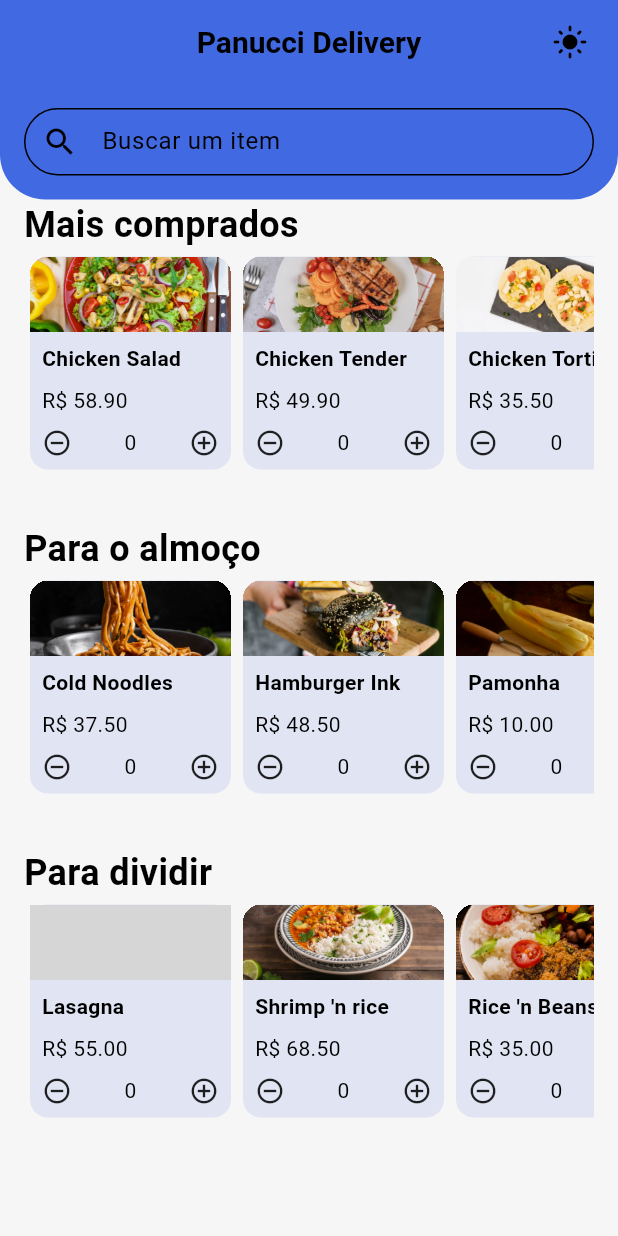
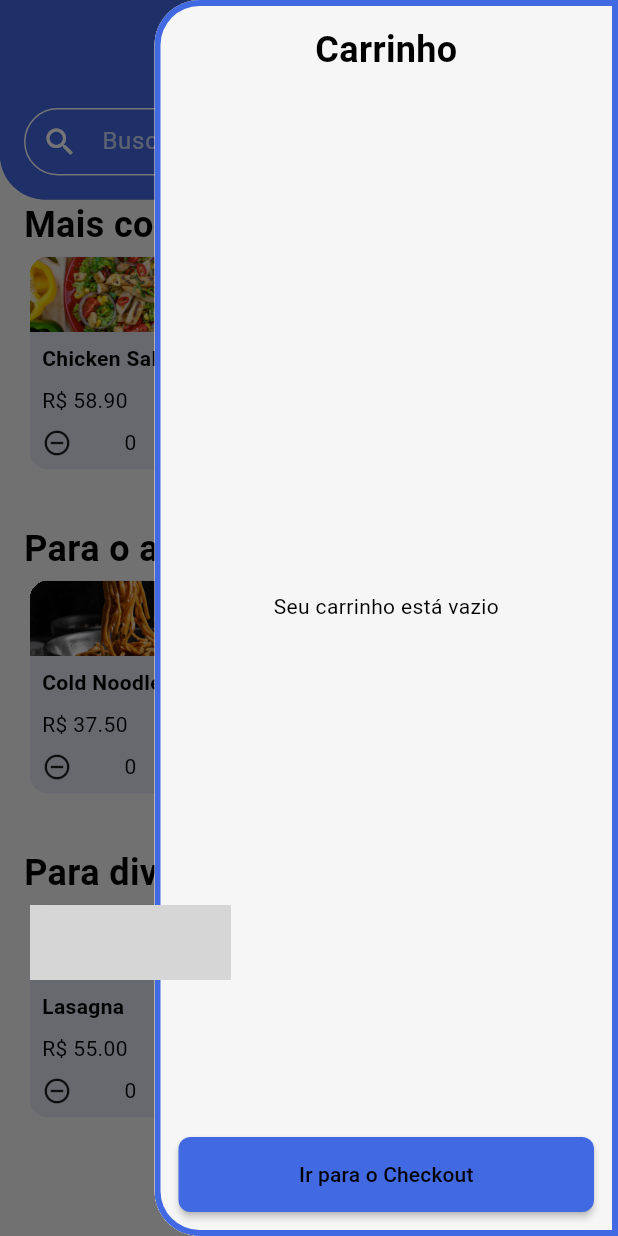
Before and after one commit to vinicius00franco/flutter-estado-mobx, a Flutter app: the screen it shows after launch, with the side drawer open (before the commit the screen has no drawer), on a phone screen of 412 x 824 dp. Run offline on Flutter 3.47's test engine with Material 3 defaults, Android fonts, the phone set to English and light mode, and no system bars; our stand-ins replace flutter_mobx, mobx; generated files the repository leaves out were written again; grey boxes are pictures that could not be loaded.

Commit message:
Update item model to include quantity and enhance search input styling

```diff
--- a/lib/cardapio.dart
+++ b/lib/cardapio.dart
@@ -2,19 +2,19 @@ import 'package:panucci_delivery/models/item.dart';
 
 const String _imageInitialPath = "assets/images";
 const List<Item> todosOsItems = <Item>[
-  Item("Chicken Salad", "mais comprados" ,58.90 ,"$_imageInitialPath/chicken-salad.png",),
-  Item("Chicken Tender", "mais comprados", 49.90, "$_imageInitialPath/chicken-tender.png"),
-  Item("Cold Noodles", "para o almoço", 37.50, "$_imageInitialPath/cold-noodles.png"),
-  Item("Hamburger Ink", "para o almoço", 48.50, "$_imageInitialPath/hamburger-ink.png"),
-  Item("Lasagna", "para dividir", 55.00, "$_imageInitialPath/lasagna-bolognese.jpg"),
-  Item("Shrimp 'n rice", "para dividir", 68.50, "$_imageInitialPath/shrimp-n-rice.png"),
-  Item("Chicken Tortilla", "mais comprados", 35.50, "$_imageInitialPath/chicken-tortilla.png"),
-  Item("Coxinhas", "mais comprados", 15.00, "$_imageInitialPath/coxinhas.png"),
-  Item("Fish 'n Salsa", "mais comprados", 45.50, "$_imageInitialPath/fish-n-salsa.png"),
-  Item("Pamonha", "para o almoço", 10.00, "$_imageInitialPath/pamonha.png"),
-  Item("Penne au sugo", "para o almoço", 25.00, "$_imageInitialPath/penne-au-sugo.png"),
-  Item("Rice 'n Beans", "para dividir", 35.00, "$_imageInitialPath/rice-n-beans.jpg"),
-  Item("Spagetti", "para dividir", 20.00, "$_imageInitialPath/spagetti.png"),
-  Item("Steak Veggies", "mais comprados", 68.00, "$_imageInitialPath/steak-veggies.png"),
-  Item("Tapioca Taco", "mais comprados", 25.00, "$_imageInitialPath/tapioca-taco.jpg"),
+  Item("Chicken Salad", "mais comprados" ,58.90 ,"$_imageInitialPath/chicken-salad.png", quantidade: 1),
+  Item("Chicken Tender", "mais comprados", 49.90, "$_imageInitialPath/chicken-tender.png", quantidade: 1),
+  Item("Cold Noodles", "para o almoço", 37.50, "$_imageInitialPath/cold-noodles.png", quantidade: 1),
+  Item("Hamburger Ink", "para o almoço", 48.50, "$_imageInitialPath/hamburger-ink.png", quantidade: 1),
+  Item("Lasagna", "para dividir", 55.00, "$_imageInitialPath/lasagna-bolognese.jpg", quantidade: 1),
+  Item("Shrimp 'n rice", "para dividir", 68.50, "$_imageInitialPath/shrimp-n-rice.png", quantidade: 1),
+  Item("Chicken Tortilla", "mais comprados", 35.50, "$_imageInitialPath/chicken-tortilla.png", quantidade: 1),
+  Item("Coxinhas", "mais comprados", 15.00, "$_imageInitialPath/coxinhas.png", quantidade: 1),
+  Item("Fish 'n Salsa", "mais comprados", 45.50, "$_imageInitialPath/fish-n-salsa.png", quantidade: 1),
+  Item("Pamonha", "para o almoço", 10.00, "$_imageInitialPath/pamonha.png", quantidade: 1),
+  Item("Penne au sugo", "para o almoço", 25.00, "$_imageInitialPath/penne-au-sugo.png", quantidade: 1),
+  Item("Rice 'n Beans", "para dividir", 35.00, "$_imageInitialPath/rice-n-beans.jpg", quantidade: 1),
+  Item("Spagetti", "para dividir", 20.00, "$_imageInitialPath/spagetti.png", quantidade: 1),
+  Item("Steak Veggies", "mais comprados", 68.00, "$_imageInitialPath/steak-veggies.png", quantidade: 1),
+  Item("Tapioca Taco", "mais comprados", 25.00, "$_imageInitialPath/tapioca-taco.jpg", quantidade: 1),
 ];
--- a/lib/components/search_input.dart
+++ b/lib/components/search_input.dart
@@ -1,8 +1,16 @@
 import 'package:flutter/material.dart';
 
 class SearchInput extends StatelessWidget {
-  const SearchInput({super.key, required this.searchTextController});
+  const SearchInput({
+    super.key,
+    required this.searchTextController,
+    this.textColor,
+    this.iconColor,
+  });
+
   final TextEditingController searchTextController;
+  final Color? textColor;
+  final Color? iconColor;
 
   @override
   Widget build(BuildContext context) {
@@ -10,13 +18,28 @@ class SearchInput extends StatelessWidget {
       padding: const EdgeInsets.all(16.0),
       child: TextFormField(
         controller: searchTextController,
-        decoration: const InputDecoration(
-          contentPadding: EdgeInsets.all(8.0),
-          constraints: BoxConstraints(maxHeight: 45),
+        style: TextStyle(color: textColor), // Aplica a cor do texto
+        decoration: InputDecoration(
+          contentPadding: const EdgeInsets.all(8.0),
+          constraints: const BoxConstraints(maxHeight: 45),
           border: OutlineInputBorder(
-              borderRadius: BorderRadius.all(Radius.circular(50))),
+            borderRadius: const BorderRadius.all(Radius.circular(50)),
+            borderSide: BorderSide(color: textColor ?? Colors.white), // Borda branca fixa
+          ),
+          enabledBorder: OutlineInputBorder(
+            borderRadius: const BorderRadius.all(Radius.circular(50)),
+            borderSide: BorderSide(color: textColor ?? Colors.white), // Borda branca fixa para o estado habilitado
+          ),
+          focusedBorder: OutlineInputBorder(
+            borderRadius: const BorderRadius.all(Radius.circular(50)),
+            borderSide: BorderSide(color: textColor ?? Colors.white, width: 2.0), // Borda branca fixa para o estado focado
+          ),
           hintText: "Buscar um item",
-          prefixIcon: Icon(Icons.search),
+          hintStyle: TextStyle(color: textColor?.withAlpha(180)), // Cor do hint text com opacidade ajustada
+          prefixIcon: Icon(
+            Icons.search,
+            color: iconColor, // Aplica a cor do ícone
+          ),
         ),
       ),
     );
--- a/lib/models/item.dart
+++ b/lib/models/item.dart
@@ -1,9 +1,9 @@
 class Item {
-  const Item( this.nome, this.categoria, this.preco, this.uri );
+  const Item(this.nome, this.categoria, this.preco, this.uri, {this.quantidade = 1});
 
   final String nome;
   final String categoria;
   final String uri;
   final double preco;
-
+  final int quantidade;
 }
--- a/lib/screens/home.dart
+++ b/lib/screens/home.dart
@@ -22,16 +22,78 @@ class HomeScreen extends StatelessWidget {
     return Scaffold(
       appBar: AppBar(
         backgroundColor: AppColors.royalBlue,
-        title: const Text('Panucci Delivery'),
+        title: const Text(
+          'Panucci Delivery',
+          style: TextStyle(color: Colors.white), // Cor branca fixa
+        ),
         actions: const [
           ThemeToggleButton(),
           SizedBox(width: 8),
         ],
       ),
-      body: CustomScrollView(
-        slivers: <Widget>[
-          SliverToBoxAdapter(
+      endDrawer: _buildCarrinhoDrawer(context, carrinhoStore),
+      body: Stack(
+        children: [
+          Column(
+            children: [
+              _buildHeader(context),
+              Expanded(
+                child: _buildContent(),
+              ),
+            ],
+          ),
+          Positioned(
+            top: MediaQuery.of(context).size.height * 0.1, // Começa abaixo do header
+            right: 0,
+            bottom: 0,
+            child: Builder(
+              builder: (BuildContext context) {
+                return GestureDetector(
+                  onHorizontalDragStart: (_) {
+                    Scaffold.of(context).openEndDrawer();
+                  },
                   child: Container(
+                    width: 40,
+                    decoration: BoxDecoration(
+                      color: AppColors.royalBlue, // Cor sólida para a barra lateral
+                      borderRadius: const BorderRadius.only(
+                        topLeft: Radius.circular(30.0),
+                        bottomLeft: Radius.circular(30.0),
+                      ),
+                    ),
+                    child: Column(
+                      mainAxisAlignment: MainAxisAlignment.center,
+                      children: [
+                        const SizedBox(height: 16), // Espaço acima da seta
+                        const Icon(Icons.arrow_back_ios, color: Colors.white, size: 16), // Ícone fixo indicando arrastar
+                        const SizedBox(height: 8),
+                        const Icon(Icons.shopping_cart, color: Colors.white),
+                        Observer(
+                          builder: (_) => Text(
+                            '${carrinhoStore.totalItens}',
+                            style: const TextStyle(color: Colors.white, fontWeight: FontWeight.bold),
+                          ),
+                        ),
+                      ],
+                    ),
+                  ),
+                );
+              },
+            ),
+          ),
+          Positioned(
+            top: 0,
+            left: 0,
+            right: 0,
+            child: _buildHeader(context), // Header sobrepõe a barra lateral
+          ),
+        ],
+      ),
+    );
+  }
+
+  Widget _buildHeader(BuildContext context) {
+    return Container(
       decoration: const BoxDecoration(
         color: AppColors.royalBlue,
         borderRadius: BorderRadius.only(
@@ -39,9 +101,17 @@ class HomeScreen extends StatelessWidget {
           bottomRight: Radius.circular(30.0),
         ),
       ),
-              child: SearchInput(searchTextController: searchTextController),
+      child: SearchInput(
+        searchTextController: searchTextController,
+        textColor: Colors.white, // Cor branca fixa para o texto
+        iconColor: Colors.white, // Cor branca fixa para os ícones
       ),
-          ),
+    );
+  }
+
+  Widget _buildContent() {
+    return CustomScrollView(
+      slivers: <Widget>[
         const SliverToBoxAdapter(
           child: CategoriaText(titulo: "Mais comprados"),
         ),
@@ -60,49 +130,75 @@ class HomeScreen extends StatelessWidget {
         const SliverToBoxAdapter(
           child: ItemList(categoria: "para dividir"),
         ),
-          SliverFillRemaining(
-            hasScrollBody: false,
-            child: Align(
-              alignment: Alignment.bottomCenter,
+      ],
+    );
+  }
+
+  Widget _buildCarrinhoDrawer(BuildContext context, CarrinhoStore carrinhoStore) {
+    final double drawerWidth = MediaQuery.of(context).size.width * 0.75; // 75% da largura da tela
+
+    return Drawer(
+      width: drawerWidth,
+      shape: const RoundedRectangleBorder(
+        borderRadius: BorderRadius.only(
+          topLeft: Radius.circular(30.0),
+          bottomLeft: Radius.circular(30.0),
+        ),
+        side: BorderSide( // Adiciona uma borda azul
+          color: AppColors.royalBlue,
+          width: 4.0,
+        ),
+      ),
+      child: Column(
+        children: [
+          Container(
+            padding: const EdgeInsets.all(16.0),
+            child: const Text(
+              'Carrinho',
+              style: TextStyle(fontSize: 24, fontWeight: FontWeight.bold),
+            ),
+          ),
+          Expanded(
             child: Observer(
-                builder: (_) => _buildCarrinhoButton(context, carrinhoStore),
+              builder: (_) {
+                if (carrinhoStore.listaVazia) {
+                  return const Center(
+                    child: Text('Seu carrinho está vazio'),
+                  );
+                }
+                return ListView.builder(
+                  itemCount: carrinhoStore.totalItens,
+                  itemBuilder: (context, index) {
+                    final item = carrinhoStore.listaItem[index];
+                    return ListTile(
+                      title: Text(item.nome),
+                      subtitle: Text('R\$ ${item.preco.toStringAsFixed(2)}'),
+                      trailing: Text('x${item.quantidade}'),
+                    );
+                  },
+                );
+              },
             ),
+          ),
+          Padding(
+            padding: const EdgeInsets.all(16.0),
+            child: ElevatedButton(
+              onPressed: () {
+                Navigator.push(
+                  context,
+                  MaterialPageRoute(
+                    builder: (context) => Checkout(homeContext: context),
+                  ),
+                );
+              },
+              style: ElevatedButton.styleFrom(
+                minimumSize: const Size(double.infinity, 50),
+              ),
+              child: const Text('Ir para o Checkout'),
             ),
           ),
         ],
       ),
     );
   }
-
-  Widget _buildCarrinhoButton(BuildContext context, CarrinhoStore carrinhoStore) {
-    if (carrinhoStore.listaVazia) {
-      return const SizedBox.shrink();
 }
-
-    return Padding(
-      padding: const EdgeInsets.all(16.0),
-      child: ElevatedButton(
-        onPressed: () => _navegarParaCheckout(context),
-        style: ElevatedButton.styleFrom(
-          minimumSize: const Size(double.infinity, 50),
-        ),
-        child: Row(
-          mainAxisAlignment: MainAxisAlignment.spaceBetween,
-          children: [
-            const Text('Ver carrinho'),
-            Text('${carrinhoStore.totalItens} itens'),
-          ],
-        ),
-      ),
-    );
-  }
-
-  void _navegarParaCheckout(BuildContext context) {
-    Navigator.push(
-      context,
-      MaterialPageRoute(
-        builder: (context) => Checkout(homeContext: context),
-      ),
-    );
-  }
-}
```
Lines whose indentation alone changed are shown as unchanged.
